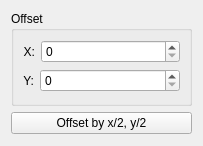
KDE/krita, file krita/plugins/extensions/offsetimage/wdg_offsetimage.ui: the form before one commit.
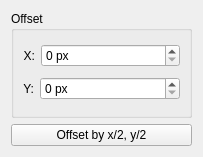
The form after the commit.

Commit message: add unit of measurement to offset image dialog

The edit to the form file:
```diff
--- a/krita/plugins/extensions/offsetimage/wdg_offsetimage.ui
+++ b/krita/plugins/extensions/offsetimage/wdg_offsetimage.ui
@@ -7,7 +7,7 @@
     <x>0</x>
     <y>0</y>
     <width>203</width>
-    <height>146</height>
+    <height>157</height>
    </rect>
   </property>
   <property name="windowTitle">
@@ -37,6 +37,9 @@
         </item>
         <item>
          <widget class="QSpinBox" name="offsetXspinBox">
+          <property name="suffix">
+           <string> px</string>
+          </property>
           <property name="maximum">
            <number>999999999</number>
           </property>
@@ -58,6 +61,9 @@
         </item>
         <item>
          <widget class="QSpinBox" name="offsetYspinBox">
+          <property name="suffix">
+           <string> px</string>
+          </property>
           <property name="maximum">
            <number>999999999</number>
           </property>
@@ -89,6 +95,12 @@
      <property name="sizeType">
       <enum>QSizePolicy::Minimum</enum>
      </property>
+     <property name="sizeHint" stdset="0">
+      <size>
+       <width>0</width>
+       <height>0</height>
+      </size>
+     </property>
     </spacer>
    </item>
   </layout>
```
Left out of the diff: 11 changed lines with no effect on the pictures.
